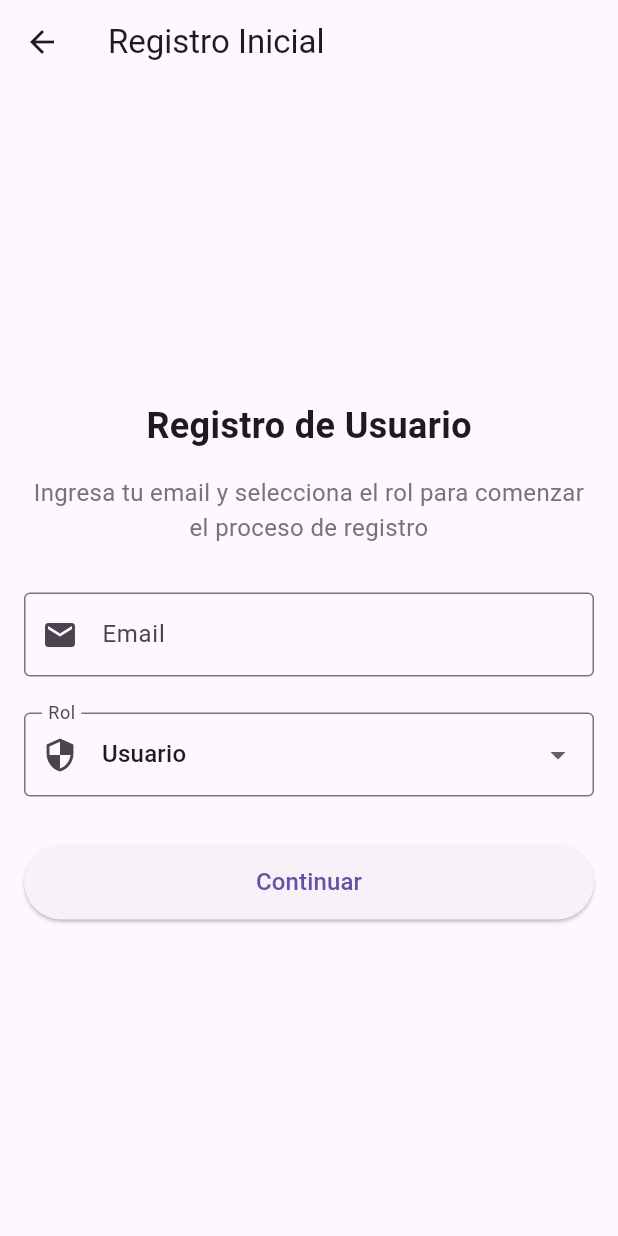
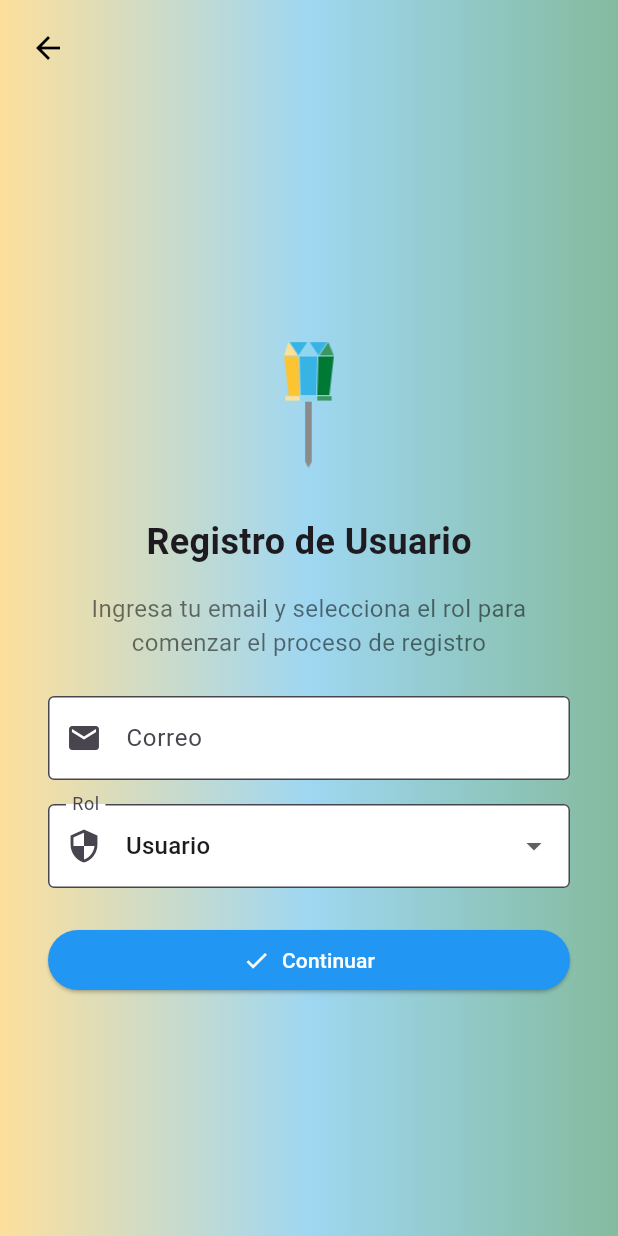
Before and after one commit to slumrike2/GEMA-Frontend, a Flutter app: the InitialRegisterScreen screen opened directly, on a phone screen of 412 x 824 dp. Run offline on Flutter 3.47's test engine with Material 3 defaults, Android fonts, the phone set to English and light mode, and no system bars; our stand-ins replace flutter_dotenv, supabase_flutter; accounts and stored records are empty.

Commit message:
Mejora visual de la pantalla inicial de registro.

```diff
--- a/FrontEnd/lib/Screens/initial_register.dart
+++ b/FrontEnd/lib/Screens/initial_register.dart
@@ -1,7 +1,28 @@
 import 'package:flutter/material.dart';
 import '../Services/user_service.dart';
+import '../Components/action_button.dart';
+
+/// ------------------------------------------------------------
+/// Pantalla de Registro Inicial: InitialRegisterScreen
+/// ------------------------------------------------------------
+/// Descripción:
+/// - Interfaz para registrar un nuevo usuario con rol especificado.
+/// - Solicita correo electrónico y rol (usuario o administrador).
+/// - Valida campos localmente antes de enviar datos al backend.
+/// - Integra servicio externo para crear usuario mediante UserService.
+///
+/// Funcionalidad:
+/// - Si el registro es exitoso → Muestra mensaje y redirige a '/login'.
+/// - Si el registro falla → Muestra mensaje de error.
+/// - Botón de retroceso para volver a la pantalla anterior.
+///
+/// Autores: Juan Quijada, Sebastián Ynojosa
+/// Fecha: Julio 2025
+/// ------------------------------------------------------------
 
 class InitialRegisterScreen extends StatefulWidget {
+  static const routeName = '/initial-register';
+
   const InitialRegisterScreen({super.key});
 
   @override
@@ -11,58 +32,124 @@ class InitialRegisterScreen extends StatefulWidget {
 class _InitialRegisterScreenState extends State<InitialRegisterScreen> {
   final _formKey = GlobalKey<FormState>();
   final _emailController = TextEditingController();
-  final _passwordController = TextEditingController();
   String _selectedRole = 'user';
   bool _isLoading = false;
+
+  Future<void> _registerUser() async {
+    if (!_formKey.currentState!.validate()) return;
+
+    setState(() => _isLoading = true);
+
+    try {
+      await UserService.create(
+        email: _emailController.text.trim(),
+        role: _selectedRole,
+      );
+
+      if (mounted) {
+        ScaffoldMessenger.of(context).showSnackBar(
+          const SnackBar(
+            content: Text('Se ha enviado un enlace de confirmación a tu email.'),
+            backgroundColor: Colors.green,
+          ),
+        );
+        Navigator.pushReplacementNamed(context, '/login');
+      }
+    } catch (e) {
+      if (mounted) {
+        ScaffoldMessenger.of(context).showSnackBar(
+          SnackBar(
+            content: Text('Error: $e'),
+            backgroundColor: Colors.red,
+          ),
+        );
+      }
+    } finally {
+      setState(() => _isLoading = false);
+    }
+  }
 
   @override
   Widget build(BuildContext context) {
     return Scaffold(
-      appBar: AppBar(
-        title: const Text('Registro Inicial'),
+      body: Container(
+        decoration: const BoxDecoration(
+          gradient: LinearGradient(
+            begin: Alignment.centerLeft,
+            end: Alignment.centerRight,
+            colors: [
+              Color.fromARGB(122, 252, 198, 48),
+              Color.fromARGB(122, 55, 180, 227),
+              Color.fromARGB(122, 0, 121, 52),
+            ],
           ),
-      body: Padding(
-        padding: const EdgeInsets.all(16.0),
+        ),
+        child: SafeArea(
+          child: Stack(
+            children: [
+              Positioned(
+                top: 8,
+                left: 8,
+                child: IconButton(
+                  icon: const Icon(Icons.arrow_back, color: Colors.black),
+                  onPressed: () {
+                    Navigator.pop(context);
+                  },
+                ),
+              ),
+              Center(
+                child: SingleChildScrollView(
+                  padding: const EdgeInsets.symmetric(horizontal: 32.0, vertical: 24.0),
+                  child: ConstrainedBox(
+                    constraints: const BoxConstraints(maxWidth: 400),
                     child: Form(
                       key: _formKey,
                       child: Column(
-            mainAxisAlignment: MainAxisAlignment.center,
+                        mainAxisSize: MainAxisSize.min,
                         children: [
-              Text(
+                          const SizedBox(height: 60),
+                          Image.asset('assets/images/IconLogin.png', height: 100),
+                          const SizedBox(height: 24),
+                          const Text(
                             'Registro de Usuario',
-                style: const TextStyle(fontSize: 24, fontWeight: FontWeight.bold),
+                            style: TextStyle(fontSize: 24, fontWeight: FontWeight.bold),
                           ),
                           const SizedBox(height: 16),
-              Text(
+                          const Text(
                             'Ingresa tu email y selecciona el rol para comenzar el proceso de registro',
-                style: TextStyle(fontSize: 16, color: Colors.grey[600]),
+                            style: TextStyle(fontSize: 16, color: Colors.black54),
                             textAlign: TextAlign.center,
                           ),
-              const SizedBox(height: 32),
+                          const SizedBox(height: 24),
                           TextFormField(
                             controller: _emailController,
                             decoration: const InputDecoration(
-                  labelText: 'Email',
+                              labelText: 'Correo',
                               border: OutlineInputBorder(),
+                              filled: true,
+                              fillColor: Colors.white,
                               prefixIcon: Icon(Icons.email),
                             ),
                             keyboardType: TextInputType.emailAddress,
                             validator: (value) {
                               if (value == null || value.isEmpty) {
-                    return 'Por favor ingresa tu email';
+                                return 'Por favor ingresa tu correo.';
                               }
-                  if (!value.contains('@')) {
-                    return 'Por favor ingresa un email válido';
+                              if (!RegExp(r"^[\\w-\\.]+@([\\w-]+\\.)+[\\w-]{2,4}")
+                                  .hasMatch(value)) {
+                                return 'Por favor ingresa un correo válido.';
                               }
                               return null;
                             },
                           ),
-              const SizedBox(height: 24),
+                          const SizedBox(height: 16),
                           DropdownButtonFormField<String>(
                             value: _selectedRole,
                             decoration: const InputDecoration(
                               labelText: 'Rol',
                               border: OutlineInputBorder(),
+                              filled: true,
+                              fillColor: Colors.white,
                               prefixIcon: Icon(Icons.security),
                             ),
                             items: const [
@@ -77,17 +164,21 @@ class _InitialRegisterScreenState extends State<InitialRegisterScreen> {
                               }
                             },
                           ),
-              const SizedBox(height: 32),
-              SizedBox(
+                          const SizedBox(height: 24),
+                          _isLoading
+                              ? const CircularProgressIndicator()
+                              : SizedBox(
                                   width: double.infinity,
-                height: 50,
-                child: ElevatedButton(
-                  onPressed: _isLoading ? null : _registerUser,
-                  child: _isLoading
-                    ? const CircularProgressIndicator(color: Colors.white)
-                    : const Text(
-                        'Continuar',
-                        style: TextStyle(fontSize: 16),
+                                  child: ActionButton(
+                                    icon: Icons.check,
+                                    label: 'Continuar',
+                                    backgroundColor: Colors.blue,
+                                    onPressed: _registerUser,
+                                  ),
+                                ),
+                        ],
+                      ),
+                    ),
                   ),
                 ),
               ),
@@ -98,35 +189,6 @@ class _InitialRegisterScreenState extends State<InitialRegisterScreen> {
     );
   }
 
-  Future<void> _registerUser() async {
-    if (!_formKey.currentState!.validate()) return;
-
-    setState(() => _isLoading = true);
-
-    try {
-      await UserService.create(
-        email: _emailController.text,
-        role: _selectedRole,
-      );
-      ScaffoldMessenger.of(context).showSnackBar(
-        const SnackBar(
-          content: Text('Se ha enviado un enlace de confirmación a tu email'),
-          backgroundColor: Colors.green,
-        ),
-      );
-      Navigator.pushReplacementNamed(context, '/login');
-    } catch (e) {
-      ScaffoldMessenger.of(context).showSnackBar(
-        SnackBar(
-          content: Text('Error: $e'),
-          backgroundColor: Colors.red,
-        ),
-      );
-    } finally {
-      setState(() => _isLoading = false);
-    }
-  }
-
   @override
   void dispose() {
     _emailController.dispose();
```
Lines whose indentation alone changed are shown as unchanged.
